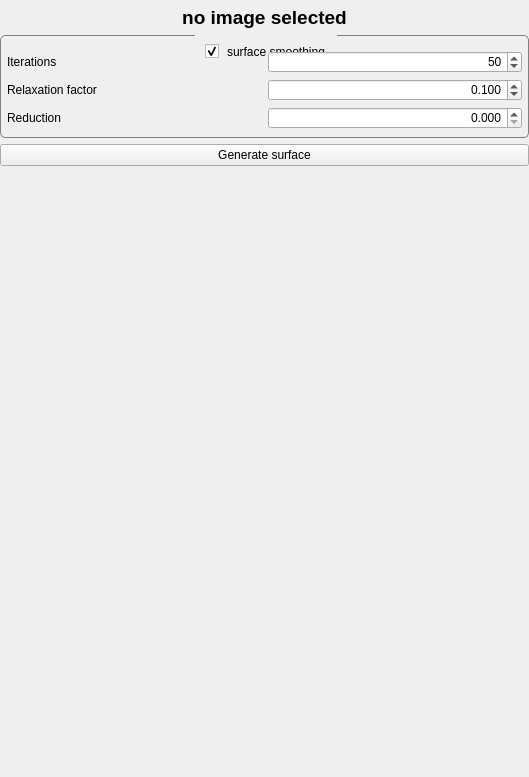
The window that src/internal/Voxel2MeshViewControls.ui (araex/mitk-gem) describes before a commit, drawn with Qt 5.
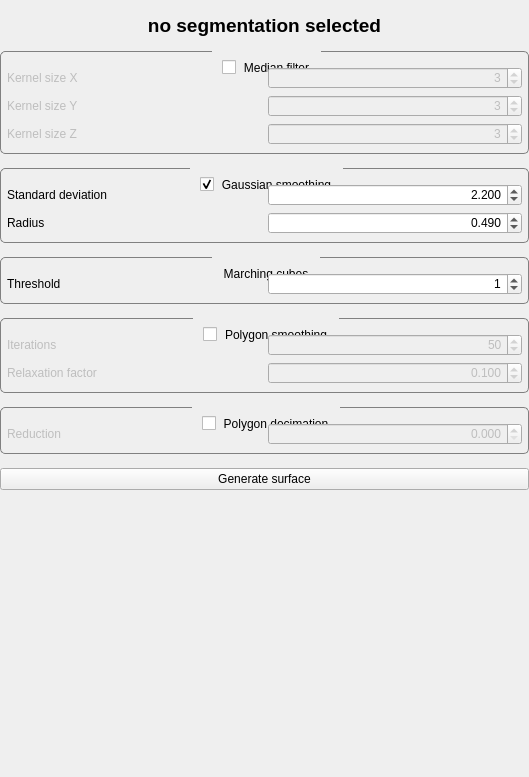
The same window after the commit.

Commit message: included all parameters into gui

Diff of the .ui file:
```diff
--- a/src/internal/Voxel2MeshViewControls.ui
+++ b/src/internal/Voxel2MeshViewControls.ui
@@ -109,6 +109,9 @@
           </property>
           <item>
            <layout class="QVBoxLayout" name="verticalLayout_2">
+            <property name="spacing">
+             <number>14</number>
+            </property>
             <item>
              <widget class="QWidget" name="widget_2" native="true">
               <layout class="QVBoxLayout" name="verticalLayout_5">
@@ -133,7 +136,7 @@
             <item>
              <widget class="QLabel" name="selectedImages">
               <property name="text">
-               <string>&lt;html&gt;&lt;head/&gt;&lt;body&gt;&lt;p&gt;&lt;span style=&quot; font-size:14pt; font-weight:600;&quot;&gt;no image selected&lt;/span&gt;&lt;/p&gt;&lt;/body&gt;&lt;/html&gt;</string>
+               <string>&lt;html&gt;&lt;head/&gt;&lt;body&gt;&lt;p&gt;&lt;span style=&quot; font-size:14pt; font-weight:600;&quot;&gt;no segmentation selected&lt;/span&gt;&lt;/p&gt;&lt;/body&gt;&lt;/html&gt;</string>
               </property>
               <property name="alignment">
                <set>Qt::AlignCenter</set>
@@ -141,9 +144,174 @@
              </widget>
             </item>
             <item>
-             <widget class="QGroupBox" name="smoothingGroup">
+             <widget class="QGroupBox" name="medianGroup">
               <property name="title">
-               <string>surface smoothing</string>
+               <string>Median filter</string>
+              </property>
+              <property name="checkable">
+               <bool>true</bool>
+              </property>
+              <property name="checked">
+               <bool>false</bool>
+              </property>
+              <layout class="QVBoxLayout" name="verticalLayout_7">
+               <property name="spacing">
+                <number>-1</number>
+               </property>
+               <property name="leftMargin">
+                <number>0</number>
+               </property>
+               <property name="topMargin">
+                <number>15</number>
+               </property>
+               <property name="rightMargin">
+                <number>0</number>
+               </property>
+               <property name="bottomMargin">
+                <number>8</number>
+               </property>
+               <item>
+                <widget class="QWidget" name="iterationWidget_2" native="true">
+                 <property name="toolTip">
+                  <string>&lt;html&gt;&lt;head/&gt;&lt;body&gt;&lt;p&gt;&lt;br/&gt;&lt;/p&gt;&lt;/body&gt;&lt;/html&gt;</string>
+                 </property>
+                 <layout class="QHBoxLayout" name="horizontalLayout_3" stretch="1,1">
+                  <property name="leftMargin">
+                   <number>6</number>
+                  </property>
+                  <property name="topMargin">
+                   <number>0</number>
+                  </property>
+                  <property name="rightMargin">
+                   <number>6</number>
+                  </property>
+                  <property name="bottomMargin">
+                   <number>0</number>
+                  </property>
+                  <item>
+                   <widget class="QLabel" name="label_4">
+                    <property name="text">
+                     <string>Kernel size X</string>
+                    </property>
+                   </widget>
+                  </item>
+                  <item>
+                   <widget class="QSpinBox" name="kernelXSpinBox">
+                    <property name="alignment">
+                     <set>Qt::AlignRight|Qt::AlignTrailing|Qt::AlignVCenter</set>
+                    </property>
+                    <property name="minimum">
+                     <number>1</number>
+                    </property>
+                    <property name="maximum">
+                     <number>1000</number>
+                    </property>
+                    <property name="value">
+                     <number>3</number>
+                    </property>
+                   </widget>
+                  </item>
+                 </layout>
+                </widget>
+               </item>
+               <item>
+                <widget class="QWidget" name="relaxationWidget_2" native="true">
+                 <property name="toolTip">
+                  <string>&lt;html&gt;&lt;head/&gt;&lt;body&gt;&lt;p&gt;&lt;br/&gt;&lt;/p&gt;&lt;/body&gt;&lt;/html&gt;</string>
+                 </property>
+                 <layout class="QHBoxLayout" name="horizontalLayout_6" stretch="1,1">
+                  <property name="leftMargin">
+                   <number>6</number>
+                  </property>
+                  <property name="topMargin">
+                   <number>0</number>
+                  </property>
+                  <property name="rightMargin">
+                   <number>6</number>
+                  </property>
+                  <property name="bottomMargin">
+                   <number>0</number>
+                  </property>
+                  <item>
+                   <widget class="QLabel" name="label_7">
+                    <property name="text">
+                     <string>Kernel size Y</string>
+                    </property>
+                   </widget>
+                  </item>
+                  <item>
+                   <widget class="QSpinBox" name="kernelYSpinBox">
+                    <property name="alignment">
+                     <set>Qt::AlignRight|Qt::AlignTrailing|Qt::AlignVCenter</set>
+                    </property>
+                    <property name="minimum">
+                     <number>1</number>
+                    </property>
+                    <property name="maximum">
+                     <number>1000</number>
+                    </property>
+                    <property name="value">
+                     <number>3</number>
+                    </property>
+                   </widget>
+                  </item>
+                 </layout>
+                </widget>
+               </item>
+               <item>
+                <widget class="QWidget" name="reductionWidget_2" native="true">
+                 <property name="toolTip">
+                  <string>&lt;html&gt;&lt;head/&gt;&lt;body&gt;&lt;p&gt;&lt;br/&gt;&lt;/p&gt;&lt;/body&gt;&lt;/html&gt;</string>
+                 </property>
+                 <layout class="QHBoxLayout" name="horizontalLayout_7" stretch="1,1">
+                  <property name="leftMargin">
+                   <number>6</number>
+                  </property>
+                  <property name="topMargin">
+                   <number>0</number>
+                  </property>
+                  <property name="rightMargin">
+                   <number>6</number>
+                  </property>
+                  <property name="bottomMargin">
+                   <number>0</number>
+                  </property>
+                  <item>
+                   <widget class="QLabel" name="label_8">
+                    <property name="text">
+                     <string>Kernel size Z</string>
+                    </property>
+                   </widget>
+                  </item>
+                  <item>
+                   <widget class="QSpinBox" name="kernelZSpinBox">
+                    <property name="alignment">
+                     <set>Qt::AlignRight|Qt::AlignTrailing|Qt::AlignVCenter</set>
+                    </property>
+                    <property name="minimum">
+                     <number>1</number>
+                    </property>
+                    <property name="maximum">
+                     <number>1000</number>
+                    </property>
+                    <property name="value">
+                     <number>3</number>
+                    </property>
+                   </widget>
+                  </item>
+                 </layout>
+                </widget>
+               </item>
+              </layout>
+             </widget>
+            </item>
+            <item>
+             <widget class="QGroupBox" name="gaussGroup">
+              <property name="enabled">
+               <bool>true</bool>
+              </property>
+              <property name="title">
+               <string>Gaussian smoothing</string>
               </property>
               <property name="checkable">
                <bool>true</bool>
@@ -165,11 +333,200 @@
                 <number>8</number>
                </property>
                <item>
-                <widget class="QWidget" name="iterationWidget" native="true">
+                <widget class="QWidget" name="iterationWidget_5" native="true">
+                 <property name="toolTip">
+                  <string>&lt;html&gt;&lt;head/&gt;&lt;body&gt;&lt;p&gt;&lt;br/&gt;&lt;/p&gt;&lt;/body&gt;&lt;/html&gt;</string>
+                 </property>
+                 <layout class="QHBoxLayout" name="horizontalLayout_4" stretch="1,1">
+                  <property name="leftMargin">
+                   <number>6</number>
+                  </property>
+                  <property name="topMargin">
+                   <number>0</number>
+                  </property>
+                  <property name="rightMargin">
+                   <number>6</number>
+                  </property>
+                  <property name="bottomMargin">
+                   <number>0</number>
+                  </property>
+                  <item>
+                   <widget class="QLabel" name="label_5">
+                    <property name="text">
+                     <string>Standard deviation</string>
+                    </property>
+                   </widget>
+                  </item>
+                  <item>
+                   <widget class="QDoubleSpinBox" name="deviationSpinBox">
+                    <property name="alignment">
+                     <set>Qt::AlignRight|Qt::AlignTrailing|Qt::AlignVCenter</set>
+                    </property>
+                    <property name="decimals">
+                     <number>3</number>
+                    </property>
+                    <property name="maximum">
+                     <double>1000.000000000000000</double>
+                    </property>
+                    <property name="value">
+                     <double>2.200000000000000</double>
+                    </property>
+                   </widget>
+                  </item>
+                 </layout>
+                </widget>
+               </item>
+               <item>
+                <widget class="QWidget" name="iterationWidget_6" native="true">
+                 <property name="toolTip">
+                  <string>&lt;html&gt;&lt;head/&gt;&lt;body&gt;&lt;p&gt;&lt;br/&gt;&lt;/p&gt;&lt;/body&gt;&lt;/html&gt;</string>
+                 </property>
+                 <layout class="QHBoxLayout" name="horizontalLayout_13" stretch="1,1">
+                  <property name="leftMargin">
+                   <number>6</number>
+                  </property>
+                  <property name="topMargin">
+                   <number>0</number>
+                  </property>
+                  <property name="rightMargin">
+                   <number>6</number>
+                  </property>
+                  <property name="bottomMargin">
+                   <number>0</number>
+                  </property>
+                  <item>
+                   <widget class="QLabel" name="label_14">
+                    <property name="text">
+                     <string>Radius</string>
+                    </property>
+                   </widget>
+                  </item>
+                  <item>
+                   <widget class="QDoubleSpinBox" name="radiusSpinBox">
+                    <property name="alignment">
+                     <set>Qt::AlignRight|Qt::AlignTrailing|Qt::AlignVCenter</set>
+                    </property>
+                    <property name="decimals">
+                     <number>3</number>
+                    </property>
+                    <property name="maximum">
+                     <double>1000.000000000000000</double>
+                    </property>
+                    <property name="value">
+                     <double>0.490000000000000</double>
+                    </property>
+                   </widget>
+                  </item>
+                 </layout>
+                </widget>
+               </item>
+              </layout>
+             </widget>
+            </item>
+            <item>
+             <widget class="QGroupBox" name="marchingGroup">
+              <property name="enabled">
+               <bool>true</bool>
+              </property>
+              <property name="title">
+               <string>Marching cubes</string>
+              </property>
+              <property name="checkable">
+               <bool>false</bool>
+              </property>
+              <layout class="QVBoxLayout" name="verticalLayout_10">
+               <property name="spacing">
+                <number>-1</number>
+               </property>
+               <property name="leftMargin">
+                <number>0</number>
+               </property>
+               <property name="topMargin">
+                <number>15</number>
+               </property>
+               <property name="rightMargin">
+                <number>0</number>
+               </property>
+               <property name="bottomMargin">
+                <number>8</number>
+               </property>
+               <item>
+                <widget class="QWidget" name="iterationWidget_7" native="true">
+                 <property name="toolTip">
+                  <string>&lt;html&gt;&lt;head/&gt;&lt;body&gt;&lt;p&gt;All intensity values &amp;gt;= threshold will be included in the generated mesh.&lt;/p&gt;&lt;/body&gt;&lt;/html&gt;</string>
+                 </property>
+                 <layout class="QHBoxLayout" name="horizontalLayout_14" stretch="1,1">
+                  <property name="leftMargin">
+                   <number>6</number>
+                  </property>
+                  <property name="topMargin">
+                   <number>0</number>
+                  </property>
+                  <property name="rightMargin">
+                   <number>6</number>
+                  </property>
+                  <property name="bottomMargin">
+                   <number>0</number>
+                  </property>
+                  <item>
+                   <widget class="QLabel" name="label_15">
+                    <property name="text">
+                     <string>Threshold</string>
+                    </property>
+                   </widget>
+                  </item>
+                  <item>
+                   <widget class="QSpinBox" name="thresholdSpinBox">
+                    <property name="alignment">
+                     <set>Qt::AlignRight|Qt::AlignTrailing|Qt::AlignVCenter</set>
+                    </property>
+                    <property name="maximum">
+                     <number>999999999</number>
+                    </property>
+                    <property name="value">
+                     <number>1</number>
+                    </property>
+                   </widget>
+                  </item>
+                 </layout>
+                </widget>
+               </item>
+              </layout>
+             </widget>
+            </item>
+            <item>
+             <widget class="QGroupBox" name="smoothingGroup">
+              <property name="title">
+               <string>Polygon smoothing</string>
+              </property>
+              <property name="checkable">
+               <bool>true</bool>
+              </property>
+              <property name="checked">
+               <bool>false</bool>
+              </property>
+              <layout class="QVBoxLayout" name="verticalLayout_11">
+               <property name="spacing">
+                <number>-1</number>
+               </property>
+               <property name="leftMargin">
+                <number>0</number>
+               </property>
+               <property name="topMargin">
+                <number>15</number>
+               </property>
+               <property name="rightMargin">
+                <number>0</number>
+               </property>
+               <property name="bottomMargin">
+                <number>8</number>
+               </property>
+               <item>
+                <widget class="QWidget" name="iterationWidget_4" native="true">
                  <property name="toolTip">
                   <string>&lt;html&gt;&lt;head/&gt;&lt;body&gt;&lt;p&gt;Set the number of iterations for the laplacian filter in vtkSmoothPolydataFilter. Higher numbers result in a more smoothed mesh. The VTK documentation recommends small relaxation factors and large numbers of iterations.&lt;/p&gt;&lt;/body&gt;&lt;/html&gt;</string>
                  </property>
-                 <layout class="QHBoxLayout" name="horizontalLayout_2" stretch="1,1">
+                 <layout class="QHBoxLayout" name="horizontalLayout_11" stretch="1,1">
                   <property name="leftMargin">
                    <number>6</number>
                   </property>
@@ -209,11 +566,11 @@
                 </widget>
                </item>
                <item>
-                <widget class="QWidget" name="relaxationWidget" native="true">
+                <widget class="QWidget" name="relaxationWidget_4" native="true">
                  <property name="toolTip">
                   <string>&lt;html&gt;&lt;head/&gt;&lt;body&gt;&lt;p&gt;Specify the relaxation factor for Laplacian smoothing. The VTK documentation recommends small relaxation factors and large numbers of iterations.&lt;/p&gt;&lt;/body&gt;&lt;/html&gt;</string>
                  </property>
-                 <layout class="QHBoxLayout" name="horizontalLayout_4" stretch="1,1">
+                 <layout class="QHBoxLayout" name="horizontalLayout_12" stretch="1,1">
                   <property name="leftMargin">
                    <number>6</number>
                   </property>
@@ -227,7 +584,7 @@
                    <number>0</number>
                   </property>
                   <item>
-                   <widget class="QLabel" name="label_5">
+                   <widget class="QLabel" name="label_13">
                     <property name="text">
                      <string>Relaxation factor</string>
                     </property>
@@ -249,6 +606,36 @@
                  </layout>
                 </widget>
                </item>
+              </layout>
+             </widget>
+            </item>
+            <item>
+             <widget class="QGroupBox" name="decimationGroup">
+              <property name="title">
+               <string>Polygon decimation</string>
+              </property>
+              <property name="checkable">
+               <bool>true</bool>
+              </property>
+              <property name="checked">
+               <bool>false</bool>
+              </property>
+              <layout class="QVBoxLayout" name="verticalLayout_9">
+               <property name="spacing">
+                <number>-1</number>
+               </property>
+               <property name="leftMargin">
+                <number>0</number>
+               </property>
+               <property name="topMargin">
+                <number>15</number>
+               </property>
+               <property name="rightMargin">
+                <number>0</number>
+               </property>
+               <property name="bottomMargin">
+                <number>8</number>
+               </property>
                <item>
                 <widget class="QWidget" name="reductionWidget" native="true">
                  <property name="toolTip">
```
Left out of the diff: 8 changed lines with no effect on the pictures. The commit also changes 2 other files.
